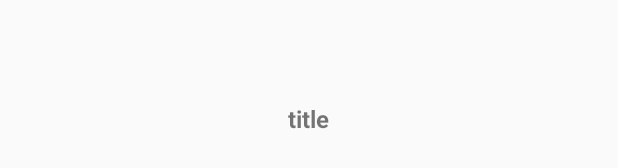
After one commit to jwagnerpl/NasaApp, an Android app: the layout camera_row.xml on its own in the app's theme, with its tools: preview values and no code run, on a phone screen of 412 x 824 dp. The commit adds this screen. Shown: the part 499-667 px from the top of the screen. Run offline under Robolectric (Android 15) with nearby library versions, the light colour scheme and no system bars.

Commit message:
Camera RecyclerView working and implemented.

```diff
--- a/app/src/main/java/teamtreehouse/com/nasaapp/api/NasaClient.java
+++ b/app/src/main/java/teamtreehouse/com/nasaapp/api/NasaClient.java
@@ -10,12 +10,12 @@ public interface NasaClient {
     String NASA_PHOTOS_BASE_URI = "https://api.nasa.gov/mars-photos/api/v1/";
     String API_KEY = "N1ZUNUU8Arq28WsOwrHGApmFe2L7CeXy4d06YNFk";
 
-    @GET("manifests/curiosity?api_key=DEMO_KEY")
+    @GET("manifests/curiosity?api_key=N1ZUNUU8Arq28WsOwrHGApmFe2L7CeXy4d06YNFk")
     Observable<DateRangeData> getCuriosityDateRange();
 
-    @GET("manifests/opportunity?api_key=DEMO_KEY")
+    @GET("manifests/opportunity?api_key=N1ZUNUU8Arq28WsOwrHGApmFe2L7CeXy4d06YNFk")
     Observable<DateRangeData> getOpportunityDateRange();
 
-    @GET("manifests/spirit?api_key=DEMO_KEY")
+    @GET("manifests/spirit?api_key=N1ZUNUU8Arq28WsOwrHGApmFe2L7CeXy4d06YNFk")
     Observable<DateRangeData> getSpiritDateRange();
 }
--- /dev/null
+++ b/app/src/main/res/layout/camera_row.xml
@@ -0,0 +1,32 @@
+<?xml version="1.0" encoding="utf-8"?>
+<LinearLayout xmlns:android="http://schemas.android.com/apk/res/android"
+    xmlns:ellipsize="http://schemas.android.com/apk/res-auto"
+    xmlns:tools="http://schemas.android.com/tools"
+    android:id="@+id/photoRow"
+    android:layout_width="match_parent"
+    android:layout_height="wrap_content"
+    android:layout_gravity="center"
+    android:orientation="horizontal">
+
+    <LinearLayout
+        android:layout_width="match_parent"
+        android:layout_height="match_parent"
+        android:layout_gravity="center_horizontal"
+        android:orientation="vertical">
+
+        <TextView
+            android:id="@+id/cameraTitle"
+            android:layout_width="wrap_content"
+            android:ellipsize="end"
+            android:layout_height="wrap_content"
+            android:layout_gravity="center"
+            android:textAlignment="center"
+            android:textSize="16sp"
+            android:textStyle="bold"
+            android:maxLines="2"
+            tools:text="title" />
+
+
+    </LinearLayout>
+
+</LinearLayout>
--- a/app/src/main/res/layout/fragment_rover_image.xml
+++ b/app/src/main/res/layout/fragment_rover_image.xml
@@ -1,5 +1,6 @@
 <android.support.constraint.ConstraintLayout xmlns:android="http://schemas.android.com/apk/res/android"
     xmlns:tools="http://schemas.android.com/tools"
+    android:id="@+id/roverLayout"
     android:layout_width="match_parent"
     android:layout_height="match_parent"
     xmlns:app="http://schemas.android.com/apk/res-auto"
```
Also changed, not shown: app/src/main/java/teamtreehouse/com/nasaapp/adapters/MyPagerAdapter.java (+27 -20 lines), app/src/main/java/teamtreehouse/com/nasaapp/adapters/RoverCameraRecylerAdapter.java (added, +48 -0 lines), app/src/main/java/teamtreehouse/com/nasaapp/model/Camera.java (+56 -14 lines), app/src/main/java/teamtreehouse/com/nasaapp/ui/fragments/RoverImageFragment.java (+6 -1 lines), app/src/main/java/teamtreehouse/com/nasaapp/ui/fragments/SelectCameraFragment.java (+66 -1 lines), app/src/main/java/teamtreehouse/com/nasaapp/utilities/Utilities.java (added, +13 -0 lines), app/src/main/res/layout/fragment_select_camera.xml (added, +13 -0 lines).
